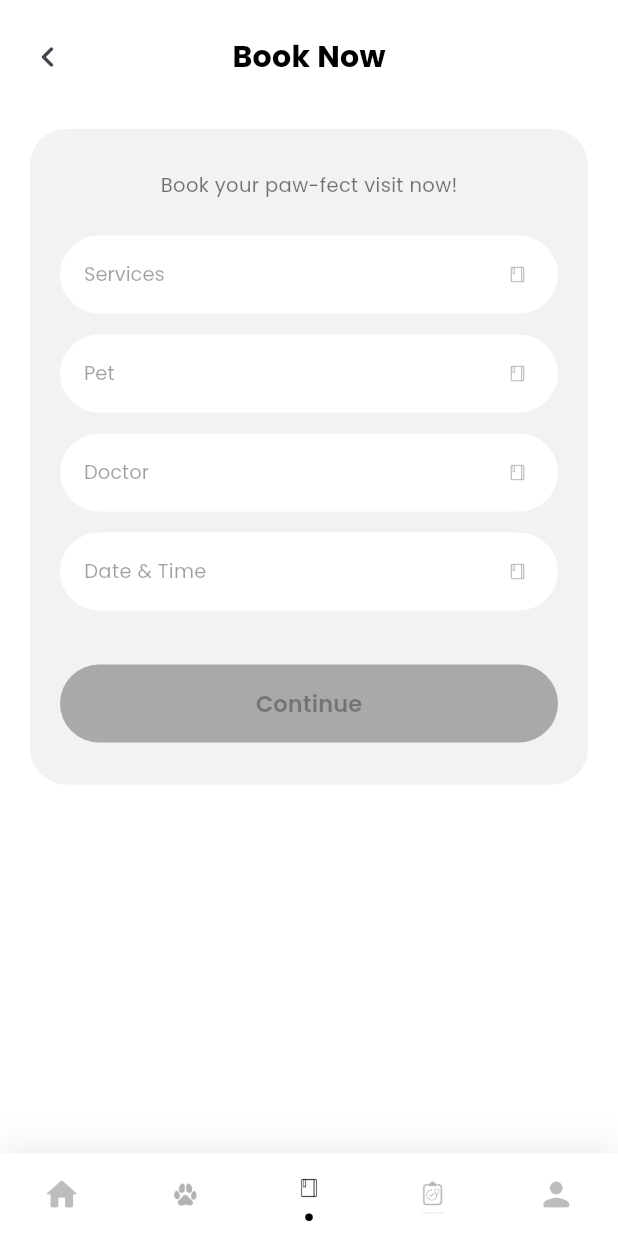
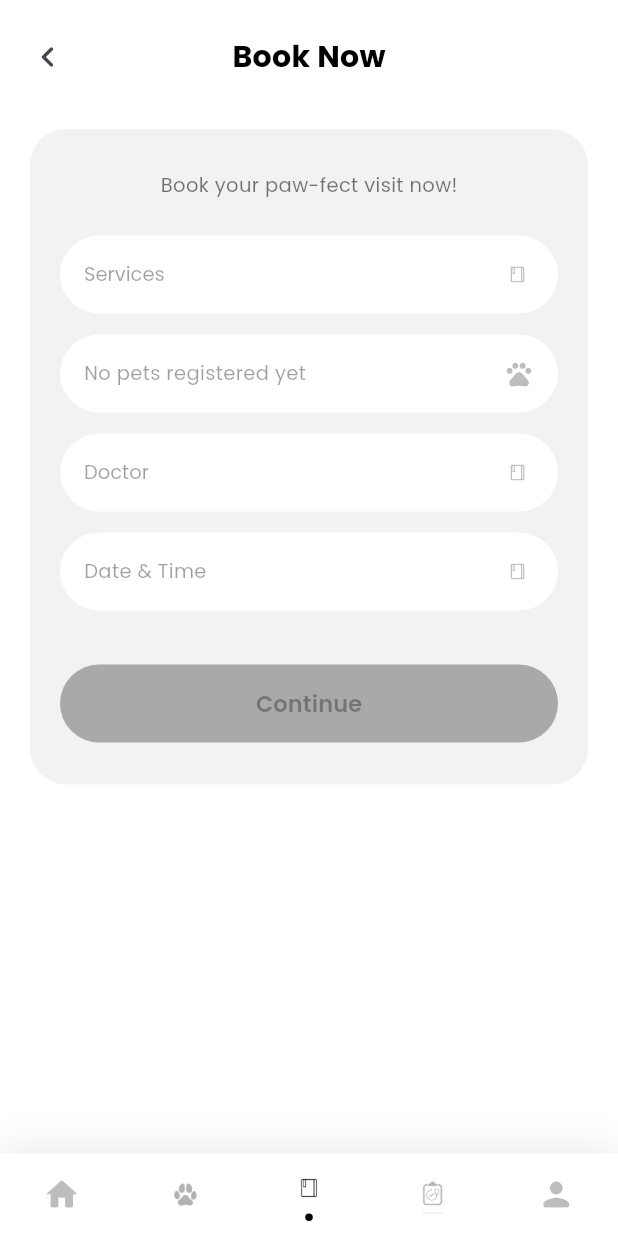
Before and after one commit to PawPoint/PawPoint_frontend, a Flutter app: the BookNowPage screen opened directly, on a phone screen of 412 x 824 dp. Run offline on Flutter 3.47's test engine with Material 3 defaults, Android fonts, the phone set to English and light mode, and no system bars; our stand-ins replace cloud_firestore, firebase_auth, firebase_core, google_fonts, image_picker; accounts and stored records are empty.

Commit message:
Book Now Page feature only

```diff
--- a/lib/presentation/book_now_page.dart
+++ b/lib/presentation/book_now_page.dart
@@ -1,6 +1,9 @@
 import 'package:flutter/material.dart';
 import 'package:google_fonts/google_fonts.dart';
+import 'package:cloud_firestore/cloud_firestore.dart';
+import 'package:firebase_auth/firebase_auth.dart';
 import 'package:pawpoint_mobileapp/models/appointment_model.dart';
+import 'package:pawpoint_mobileapp/models/pet_model.dart';
 import 'package:pawpoint_mobileapp/presentation/profile_page.dart';
 import 'widgets/shared_bottom_nav.dart';
 import 'booking_confirmation_page.dart';
@@ -26,11 +29,50 @@ class _BookNowPageState extends State<BookNowPage> {
   String? _selectedDoctor;
   DateTime? _selectedDateTime;
 
+  // User's registered pets (alive only)
+  List<PetModel> _userPets = [];
+  bool _isLoadingPets = true;
+
   @override
   void initState() {
     super.initState();
     _selectedDoctor = widget.initialDoctor;
     _selectedService = widget.initialService;
+    _loadUserPets();
+  }
+
+  /// Loads the current user's registered pets from Firestore
+  Future<void> _loadUserPets() async {
+    final user = FirebaseAuth.instance.currentUser;
+    if (user == null) {
+      setState(() => _isLoadingPets = false);
+      return;
+    }
+
+    try {
+      final snapshot = await FirebaseFirestore.instance
+          .collection('users')
+          .doc(user.uid)
+          .collection('pets')
+          .orderBy('name')
+          .get();
+
+      final pets = snapshot.docs
+          .map((doc) => PetModel.fromMap(doc.id, doc.data()))
+          .where((pet) => !pet.isDeceased) // Only show alive pets
+          .toList();
+
+      if (mounted) {
+        setState(() {
+          _userPets = pets;
+          _isLoadingPets = false;
+        });
+      }
+    } catch (e) {
+      if (mounted) {
+        setState(() => _isLoadingPets = false);
+      }
+    }
   }
 
   final List<String> _services = [
@@ -42,15 +84,6 @@ class _BookNowPageState extends State<BookNowPage> {
     'Quick Grooming',
     'Special Treatments',
     'Full Grooming Packages',
-  ];
-
-  final List<String> _pets = [
-    'Dog',
-    'Cat',
-    'Bird',
-    'Rabbit',
-    'Hamster',
-    'Other',
   ];
 
   final List<String> _doctors = [
@@ -147,7 +180,10 @@ class _BookNowPageState extends State<BookNowPage> {
       Navigator.push(
         context,
         MaterialPageRoute(builder: (_) => const MyPetsPage()),
-      ).then((_) => setState(() => _selectedIndex = 4));
+      ).then((_) {
+        _loadUserPets(); // Refresh pets when coming back
+        setState(() => _selectedIndex = 2);
+      });
       return;
     }
     if (index == 3) {
@@ -158,17 +194,20 @@ class _BookNowPageState extends State<BookNowPage> {
       ).then((_) => setState(() => _selectedIndex = 2));
       return;
     }
-    if (index == 4){
+    if (index == 4) {
       setState(() => _selectedIndex = 4);
       Navigator.push(
-      context,
-      MaterialPageRoute(builder: (_) => const ProfileScreen()),
+        context,
+        MaterialPageRoute(builder: (_) => const ProfileScreen()),
       ).then((_) => setState(() => _selectedIndex = 2));
     }
   }
 
   @override
   Widget build(BuildContext context) {
+    // Build pet name list for the dropdown
+    final List<String> petNames = _userPets.map((p) => p.name).toList();
+
     return Scaffold(
       backgroundColor: Colors.white,
       body: SafeArea(
@@ -236,13 +275,75 @@ class _BookNowPageState extends State<BookNowPage> {
                           ),
                           const SizedBox(height: 14),
 
-                          // Pet dropdown
-                          _DropdownField(
-                            hint: 'Pet',
-                            value: _selectedPet,
-                            items: _pets,
-                            onChanged: (v) => setState(() => _selectedPet = v),
-                          ),
+                          // Pet dropdown — now uses registered pets
+                          _isLoadingPets
+                              ? Container(
+                                  height: 52,
+                                  padding: const EdgeInsets.symmetric(
+                                    horizontal: 16,
+                                  ),
+                                  decoration: BoxDecoration(
+                                    color: Colors.white,
+                                    borderRadius: BorderRadius.circular(30),
+                                  ),
+                                  child: Row(
+                                    children: [
+                                      Expanded(
+                                        child: Text(
+                                          'Loading pets...',
+                                          style: GoogleFonts.poppins(
+                                            fontSize: 13,
+                                            color: Colors.black38,
+                                          ),
+                                        ),
+                                      ),
+                                      const SizedBox(
+                                        width: 18,
+                                        height: 18,
+                                        child: CircularProgressIndicator(
+                                          strokeWidth: 2,
+                                          color: Colors.black38,
+                                        ),
+                                      ),
+                                    ],
+                                  ),
+                                )
+                              : petNames.isEmpty
+                              ? Container(
+                                  height: 52,
+                                  padding: const EdgeInsets.symmetric(
+                                    horizontal: 16,
+                                  ),
+                                  decoration: BoxDecoration(
+                                    color: Colors.white,
+                                    borderRadius: BorderRadius.circular(30),
+                                  ),
+                                  child: Row(
+                                    children: [
+                                      Expanded(
+                                        child: Text(
+                                          'No pets registered yet',
+                                          style: GoogleFonts.poppins(
+                                            fontSize: 13,
+                                            color: Colors.black38,
+                                          ),
+                                        ),
+                                      ),
+                                      Icon(
+                                        Icons.pets_rounded,
+                                        size: 20,
+                                        color: Colors.black26,
+                                      ),
+                                    ],
+                                  ),
+                                )
+                              : _DropdownField(
+                                  hint: 'Pet',
+                                  value: _selectedPet,
+                                  items: petNames,
+                                  onChanged: (v) =>
+                                      setState(() => _selectedPet = v),
+                                ),
                           const SizedBox(height: 14),
 
                           // Doctor dropdown
```
